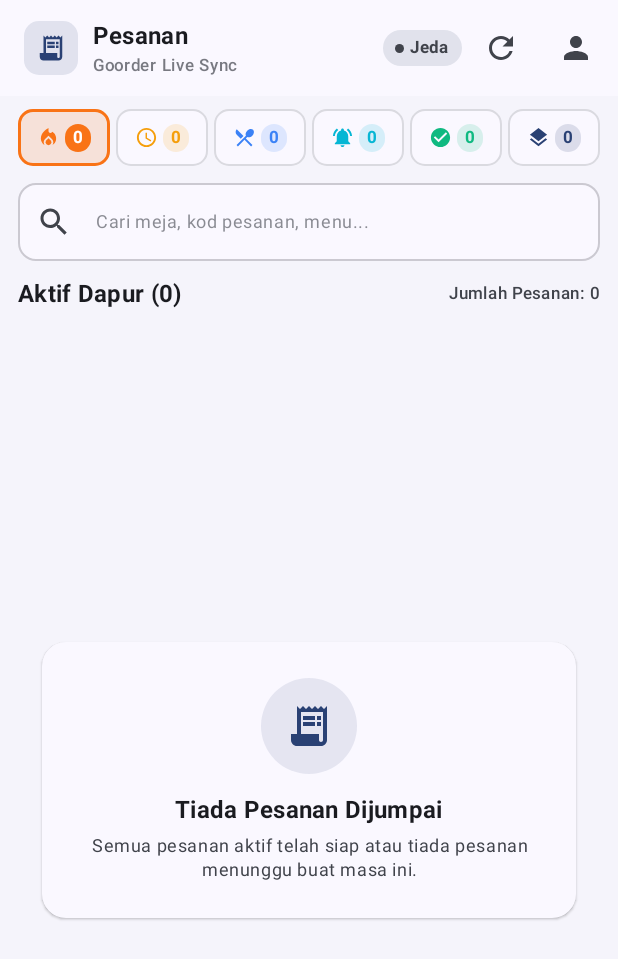
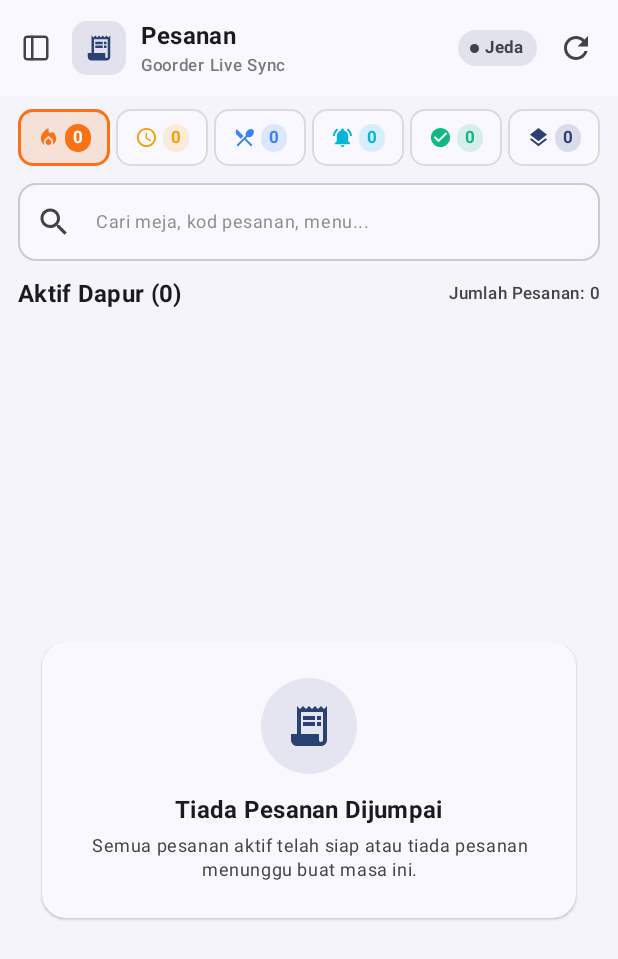
Before and after one commit to amirsyah8/gooapp, an Android app built with Jetpack Compose: the composable PrinterScreen called with empty values, on a phone screen of 412 x 824 dp. Shown: the top 959 px of the screen. Run offline under Robolectric (Android 15) with nearby library versions, the phone set to English and light mode, and no system bars; libraries missing offline, so code that uses them is left out: org.eclipse.paho; 7 statements that could not run were skipped.

Commit message:
buat side bar

```diff
--- /dev/null
+++ b/app/src/main/java/com/goorder/ui/components/AppSidebar.kt
@@ -0,0 +1,331 @@
+package com.goorder.ui.components
+
+import androidx.compose.foundation.background
+import androidx.compose.foundation.border
+import androidx.compose.foundation.clickable
+import androidx.compose.foundation.layout.*
+import androidx.compose.foundation.rememberScrollState
+import androidx.compose.foundation.shape.CircleShape
+import androidx.compose.foundation.shape.RoundedCornerShape
+import androidx.compose.foundation.verticalScroll
+import androidx.compose.material.icons.Icons
+import androidx.compose.material.icons.automirrored.filled.Logout
+import androidx.compose.material.icons.automirrored.filled.ReceiptLong
+import androidx.compose.material.icons.filled.Close
+import androidx.compose.material.icons.filled.Person
+import androidx.compose.material.icons.filled.Print
+import androidx.compose.material3.*
+import androidx.compose.runtime.Composable
+import androidx.compose.ui.Alignment
+import androidx.compose.ui.Modifier
+import androidx.compose.ui.draw.clip
+import androidx.compose.ui.graphics.Color
+import androidx.compose.ui.graphics.vector.ImageVector
+import androidx.compose.ui.res.painterResource
+import androidx.compose.ui.text.font.FontWeight
+import androidx.compose.ui.text.style.TextOverflow
+import androidx.compose.ui.unit.dp
+import androidx.compose.ui.unit.sp
+import com.goorder.R
+import com.goorder.data.remote.dto.OutletDto
+import com.goorder.domain.model.User
+import com.goorder.ui.theme.SuccessGreen
+
+enum class SidebarScreen {
+    ORDERS,
+    PRINTER,
+    SETTINGS
+}
+
+@Composable
+fun AppSidebar(
+    user: User?,
+    currentOutlet: OutletDto?,
+    isSocketConnected: Boolean,
+    isPrinterConnected: Boolean,
+    ordersCount: Int = 0,
+    currentScreen: SidebarScreen,
+    onSelectScreen: (SidebarScreen) -> Unit,
+    onLogoutClick: () -> Unit,
+    onCloseDrawer: () -> Unit,
+    modifier: Modifier = Modifier
+) {
+    Column(
+        modifier = modifier
+            .fillMaxHeight()
+            .width(300.dp)
+            .background(MaterialTheme.colorScheme.surface)
+    ) {
+        // ── Sidebar Header (sama seperti goreact AppSidebar header) ──
+        Row(
+            modifier = Modifier
+                .fillMaxWidth()
+                .padding(horizontal = 16.dp, vertical = 14.dp),
+            verticalAlignment = Alignment.CenterVertically,
+            horizontalArrangement = Arrangement.SpaceBetween
+        ) {
+            Row(
+                verticalAlignment = Alignment.CenterVertically,
+                horizontalArrangement = Arrangement.spacedBy(10.dp),
+                modifier = Modifier.weight(1f)
+            ) {
+                Surface(
+                    shape = RoundedCornerShape(10.dp),
+                    color = MaterialTheme.colorScheme.primary.copy(alpha = 0.12f),
+                    modifier = Modifier.size(38.dp)
+                ) {
+                    Box(contentAlignment = Alignment.Center) {
+                        Icon(
+                            painter = painterResource(id = R.drawable.ic_logo),
+                            contentDescription = "Goorder Logo",
+                            tint = MaterialTheme.colorScheme.primary,
+                            modifier = Modifier.size(24.dp)
+                        )
+                    }
+                }
+                Column(modifier = Modifier.weight(1f)) {
+                    Text(
+                        text = "Goorder",
+                        style = MaterialTheme.typography.titleMedium,
+                        fontWeight = FontWeight.Bold,
+                        color = MaterialTheme.colorScheme.onSurface,
+                        maxLines = 1,
+                        overflow = TextOverflow.Ellipsis
+                    )
+                    Text(
+                        text = currentOutlet?.name ?: "Admin Dashboard",
+                        style = MaterialTheme.typography.bodySmall,
+                        color = MaterialTheme.colorScheme.onSurfaceVariant.copy(alpha = 0.75f),
+                        maxLines = 1,
+                        overflow = TextOverflow.Ellipsis
+                    )
+                }
+            }
+
+            IconButton(
+                onClick = onCloseDrawer,
+                modifier = Modifier.size(32.dp)
+            ) {
+                Icon(
+                    imageVector = Icons.Default.Close,
+                    contentDescription = "Tutup Sidebar",
+                    tint = MaterialTheme.colorScheme.onSurfaceVariant,
+                    modifier = Modifier.size(20.dp)
+                )
+            }
+        }
+
+        HorizontalDivider(
+            color = MaterialTheme.colorScheme.outlineVariant.copy(alpha = 0.4f),
+            thickness = 1.dp
+        )
+
+        // ── Navigation Items ──
+        Column(
+            modifier = Modifier
+                .weight(1f)
+                .padding(horizontal = 12.dp, vertical = 12.dp),
+            verticalArrangement = Arrangement.spacedBy(4.dp)
+        ) {
+            // Group 1: Dashboards
+            Text(
+                text = "DASHBOARDS",
+                style = MaterialTheme.typography.labelSmall,
+                fontWeight = FontWeight.Bold,
+                color = MaterialTheme.colorScheme.onSurfaceVariant.copy(alpha = 0.65f),
+                letterSpacing = 1.sp,
+                modifier = Modifier.padding(horizontal = 12.dp, vertical = 8.dp)
+            )
+
+            SidebarNavigationItem(
+                title = "Pesanan",
+                icon = Icons.AutoMirrored.Filled.ReceiptLong,
+                selected = currentScreen == SidebarScreen.ORDERS,
+                badge = if (ordersCount > 0) ordersCount.toString() else null,
+                onClick = { onSelectScreen(SidebarScreen.ORDERS) }
+            )
+
+            // Rapatkan Group 2 ke bawah
+            Spacer(modifier = Modifier.weight(1f))
+
+            // Group 2: Pengurusan & Tetapan
+            Text(
+                text = "PENGURUSAN & TETAPAN",
+                style = MaterialTheme.typography.labelSmall,
+                fontWeight = FontWeight.Bold,
+                color = MaterialTheme.colorScheme.onSurfaceVariant.copy(alpha = 0.65f),
+                letterSpacing = 1.sp,
+                modifier = Modifier.padding(horizontal = 12.dp, vertical = 8.dp)
+            )
+
+            SidebarNavigationItem(
+                title = "Sambungan Pencetak",
+                icon = Icons.Default.Print,
+                selected = currentScreen == SidebarScreen.PRINTER,
+                statusDotColor = if (isPrinterConnected) SuccessGreen else MaterialTheme.colorScheme.outline,
+                statusText = if (isPrinterConnected) "Bersambung" else "Terputus",
+                onClick = { onSelectScreen(SidebarScreen.PRINTER) }
+            )
+
+            SidebarNavigationItem(
+                title = "Tetapan Pengguna",
+                icon = Icons.Default.Person,
+                selected = currentScreen == SidebarScreen.SETTINGS,
+                onClick = { onSelectScreen(SidebarScreen.SETTINGS) }
+            )
+        }
+
+        HorizontalDivider(
+            color = MaterialTheme.colorScheme.outlineVariant.copy(alpha = 0.4f),
+            thickness = 1.dp
+        )
+
+        // ── Sidebar Footer / User Profile (NavUser Tailwind style) ──
+        Surface(
+            color = MaterialTheme.colorScheme.surface,
+            modifier = Modifier.fillMaxWidth()
+        ) {
+            Row(
+                modifier = Modifier
+                    .fillMaxWidth()
+                    .padding(horizontal = 16.dp, vertical = 12.dp),
+                verticalAlignment = Alignment.CenterVertically,
+                horizontalArrangement = Arrangement.spacedBy(10.dp)
+            ) {
+                // User details
+                Column(
+                    modifier = Modifier
+                        .weight(1f)
+                        .clickable { onSelectScreen(SidebarScreen.SETTINGS) }
+                ) {
+                    Text(
+                        text = user?.name ?: "Pengguna",
+                        style = MaterialTheme.typography.bodyMedium,
+                        fontWeight = FontWeight.SemiBold,
+                        color = MaterialTheme.colorScheme.onSurface,
+                        maxLines = 1,
+                        overflow = TextOverflow.Ellipsis
+                    )
+                    Text(
+                        text = user?.email ?: (user?.roleStr ?: "Staff"),
+                        style = MaterialTheme.typography.bodySmall,
+                        color = MaterialTheme.colorScheme.onSurfaceVariant.copy(alpha = 0.7f),
+                        maxLines = 1,
+                        overflow = TextOverflow.Ellipsis
+                    )
+                }
+
+                // Log Keluar Button
+                IconButton(
+                    onClick = onLogoutClick,
+                    modifier = Modifier.size(36.dp)
+                ) {
+                    Icon(
+                        imageVector = Icons.AutoMirrored.Filled.Logout,
+                        contentDescription = "Log Keluar",
+                        tint = MaterialTheme.colorScheme.error,
+                        modifier = Modifier.size(20.dp)
+                    )
+                }
+            }
+        }
+    }
+}
+
+@Composable
+private fun SidebarNavigationItem(
+    title: String,
+    icon: ImageVector,
+    selected: Boolean,
+    badge: String? = null,
+    statusDotColor: Color? = null,
+    statusText: String? = null,
+    onClick: () -> Unit
+) {
+    val backgroundColor = if (selected) {
+        MaterialTheme.colorScheme.primary
+    } else {
+        Color.Transparent
+    }
+
+    val contentColor = if (selected) {
+        MaterialTheme.colorScheme.onPrimary
+    } else {
+        MaterialTheme.colorScheme.onSurfaceVariant
+    }
+
+    Surface(
+        onClick = onClick,
+        shape = RoundedCornerShape(10.dp),
+        color = backgroundColor,
+        modifier = Modifier.fillMaxWidth()
+    ) {
+        Row(
+            modifier = Modifier
+                .fillMaxWidth()
+                .padding(horizontal = 12.dp, vertical = if (statusDotColor != null) 9.dp else 11.dp),
+            verticalAlignment = Alignment.CenterVertically,
+            horizontalArrangement = Arrangement.spacedBy(12.dp)
+        ) {
+            Icon(
+                imageVector = icon,
+                contentDescription = title,
+                tint = contentColor,
+                modifier = Modifier.size(20.dp)
+            )
+
+            Column(
+                modifier = Modifier.weight(1f),
+                verticalArrangement = Arrangement.Center
+            ) {
+                Text(
+                    text = title,
+                    style = MaterialTheme.typography.bodyMedium,
+                    fontWeight = if (selected) FontWeight.SemiBold else FontWeight.Medium,
+                    color = contentColor
+                )
+
+                if (statusDotColor != null) {
+                    Row(
+                        verticalAlignment = Alignment.CenterVertically,
+                        horizontalArrangement = Arrangement.spacedBy(5.dp),
+                        modifier = Modifier.padding(top = 2.dp)
+                    ) {
+                        Box(
+                            modifier = Modifier
+                                .size(6.dp)
+                                .clip(CircleShape)
+                                .background(statusDotColor)
+                        )
+                        if (statusText != null) {
+                            Text(
+                                text = statusText,
+                                style = MaterialTheme.typography.labelSmall,
+                                color = if (selected) contentColor.copy(alpha = 0.85f) else MaterialTheme.colorScheme.onSurfaceVariant.copy(alpha = 0.75f)
+                            )
+                        }
+                    }
+                }
+            }
+
+            if (badge != null) {
+                Surface(
+                    shape = RoundedCornerShape(12.dp),
+                    color = if (selected) {
+                        MaterialTheme.colorScheme.onPrimary.copy(alpha = 0.2f)
+                    } else {
+                        MaterialTheme.colorScheme.primary.copy(alpha = 0.12f)
+                    }
+                ) {
+                    Text(
+                        text = badge,
+                        style = MaterialTheme.typography.labelSmall,
+                        fontWeight = FontWeight.Bold,
+                        color = if (selected) MaterialTheme.colorScheme.onPrimary else MaterialTheme.colorScheme.primary,
+                        modifier = Modifier.padding(horizontal = 8.dp, vertical = 2.dp)
+                    )
+                }
+            }
+        }
+    }
+}
--- a/app/src/main/java/com/goorder/ui/screens/printer/PrinterScreen.kt
+++ b/app/src/main/java/com/goorder/ui/screens/printer/PrinterScreen.kt
@@ -22,13 +22,17 @@ import androidx.compose.ui.draw.clip
 import androidx.compose.ui.draw.rotate
 import androidx.compose.ui.graphics.Color
 import androidx.compose.ui.platform.LocalContext
+import androidx.compose.ui.res.painterResource
 import androidx.compose.ui.text.font.FontWeight
 import androidx.compose.ui.unit.dp
 import androidx.lifecycle.viewmodel.compose.viewModel
+import com.goorder.R
 import com.goorder.data.remote.dto.OrderSessionDto
 import com.goorder.data.remote.dto.OutletDto
 import com.goorder.data.remote.dto.toPrintText
 import com.goorder.domain.model.User
+import com.goorder.ui.components.AppSidebar
+import com.goorder.ui.components.SidebarScreen
 import com.goorder.ui.screens.dashboard.DashboardScreen
 import com.goorder.ui.screens.dashboard.OrderViewModel
 import com.goorder.ui.screens.settings.UserSettingsScreen
@@ -94,8 +98,15 @@ fun PrinterScreen(
         }
     }
 
+    val drawerState = rememberDrawerState(initialValue = DrawerValue.Closed)
+    var showLogoutDialog by remember { mutableStateOf(false) }
+
     // Handle back button
-    BackHandler(enabled = isSettingsOpen || isPrinterOpen) {
+    BackHandler(enabled = drawerState.isOpen) {
+        scope.launch { drawerState.close() }
+    }
+
+    BackHandler(enabled = !drawerState.isOpen && (isSettingsOpen || isPrinterOpen)) {
         if (isSettingsOpen) {
             isSettingsOpen = false
         } else if (isPrinterOpen) {
@@ -104,10 +115,84 @@ fun PrinterScreen(
     }
 
     // Minimize app if at dashboard
-    BackHandler(enabled = !isSettingsOpen && !isPrinterOpen) {
+    BackHandler(enabled = !drawerState.isOpen && !isSettingsOpen && !isPrinterOpen) {
         activity?.moveTaskToBack(true)
     }
 
+    if (showLogoutDialog) {
+        AlertDialog(
+            onDismissRequest = { showLogoutDialog = false },
+            title = { Text("Log Keluar", fontWeight = FontWeight.Bold) },
+            text = { Text("Adakah anda pasti mahu log keluar daripada aplikasi?") },
+            confirmButton = {
+                Button(
+                    onClick = {
+                        showLogoutDialog = false
+                        orderViewModel.cleanup()
+                        printQueueViewModel.cleanup()
+                        onLogout()
+                    },
+                    colors = ButtonDefaults.buttonColors(containerColor = MaterialTheme.colorScheme.error)
+                ) {
+                    Text("Log Keluar")
+                }
+            },
+            dismissButton = {
+                TextButton(onClick = { showLogoutDialog = false }) {
+                    Text("Batal")
+                }
+            }
+        )
+    }
+
+    ModalNavigationDrawer(
+        drawerState = drawerState,
+        gesturesEnabled = !isSettingsOpen && !isPrinterOpen,
+        drawerContent = {
+            ModalDrawerSheet(
+                drawerContainerColor = MaterialTheme.colorScheme.surface,
+                drawerTonalElevation = 2.dp,
+                modifier = Modifier.width(300.dp)
+            ) {
+                AppSidebar(
+                    user = user,
+                    currentOutlet = orderViewModel.currentOutlet,
+                    isSocketConnected = orderViewModel.isSocketConnected,
+                    isPrinterConnected = printerViewModel.isConnected,
+                    ordersCount = orderViewModel.orders.size,
+                    currentScreen = when {
+                        isSettingsOpen -> SidebarScreen.SETTINGS
+                        isPrinterOpen -> SidebarScreen.PRINTER
+                        else -> SidebarScreen.ORDERS
+                    },
+                    onSelectScreen = { screen ->
+                        scope.launch { drawerState.close() }
+                        when (screen) {
+                            SidebarScreen.ORDERS -> {
+                                isSettingsOpen = false
+                                isPrinterOpen = false
+                            }
+                            SidebarScreen.PRINTER -> {
+                                isPrinterOpen = true
+                                isSettingsOpen = false
+                            }
+                            SidebarScreen.SETTINGS -> {
+                                isSettingsOpen = true
+                                isPrinterOpen = false
+                            }
+                        }
+                    },
+                    onLogoutClick = {
+                        scope.launch { drawerState.close() }
+                        showLogoutDialog = true
+                    },
+                    onCloseDrawer = {
+                        scope.launch { drawerState.close() }
+                    }
+                )
+            }
+        }
+    ) {
         PrinterContent(
             isSettingsOpen = isSettingsOpen,
             isPrinterOpen = isPrinterOpen,
@@ -150,10 +235,13 @@ fun PrinterScreen(
                     android.widget.Toast.makeText(context, "Pencetak Bluetooth belum bersambung. Sila sambungkan pencetak.", android.widget.Toast.LENGTH_SHORT).show()
                 }
             },
-        onLogout = {
-            orderViewModel.cleanup()
-            printQueueViewModel.cleanup()
-            onLogout()
+            onOpenSidebar = {
+                scope.launch {
+                    if (drawerState.isClosed) drawerState.open() else drawerState.close()
+                }
+            },
+            onRequestLogout = {
+                showLogoutDialog = true
             },
             settingsScreen = {
                 UserSettingsScreen(
@@ -169,6 +257,7 @@ fun PrinterScreen(
                 )
             }
         )
+    }
 }
 
 @OptIn(ExperimentalMaterial3Api::class)
@@ -187,7 +276,8 @@ fun PrinterContent(
     onTogglePrinter: (Boolean) -> Unit,
     onStatusChange: (Long, String) -> Unit,
     onPrintOrder: (OrderSessionDto) -> Unit,
-    onLogout: () -> Unit,
+    onOpenSidebar: () -> Unit,
+    onRequestLogout: () -> Unit,
     settingsScreen: @Composable () -> Unit,
     printerScreen: @Composable () -> Unit
 ) {
@@ -201,33 +291,6 @@ fun PrinterContent(
         ),
         label = "spinAngle"
     )
-
-    var isMenuExpanded by remember { mutableStateOf(false) }
-    var showLogoutDialog by remember { mutableStateOf(false) }
-
-    if (showLogoutDialog) {
-        AlertDialog(
-            onDismissRequest = { showLogoutDialog = false },
-            title = { Text("Log Keluar", fontWeight = FontWeight.Bold) },
-            text = { Text("Adakah anda pasti mahu log keluar daripada aplikasi?") },
-            confirmButton = {
-                Button(
-                    onClick = {
-                        showLogoutDialog = false
-                        onLogout()
-                    },
-                    colors = ButtonDefaults.buttonColors(containerColor = MaterialTheme.colorScheme.error)
-                ) {
-                    Text("Log Keluar")
-                }
-            },
-            dismissButton = {
-                TextButton(onClick = { showLogoutDialog = false }) {
-                    Text("Batal")
-                }
-            }
-        )
-    }
 
     Scaffold(
         topBar = {
@@ -289,6 +352,18 @@ fun PrinterContent(
                                 contentDescription = "Kembali"
                             )
                         }
+                    } else {
+                        IconButton(
+                            onClick = onOpenSidebar,
+                            modifier = Modifier.size(40.dp)
+                        ) {
+                            Icon(
+                                painter = painterResource(id = R.drawable.ic_panel_left),
+                                contentDescription = "Buka Sidebar",
+                                tint = MaterialTheme.colorScheme.onSurfaceVariant,
+                                modifier = Modifier.size(20.dp)
+                            )
+                        }
                     }
                 },
                 actions = {
@@ -333,69 +408,6 @@ fun PrinterContent(
                                     modifier = if (isRefreshing) Modifier.rotate(spinAngle) else Modifier
                                 )
                             }
-
-                            Box {
-                                IconButton(onClick = { isMenuExpanded = true }) {
-                                    Icon(
-                                        imageVector = Icons.Default.Person,
-                                        contentDescription = "User Settings",
-                                        tint = MaterialTheme.colorScheme.onSurfaceVariant
-                                    )
-                                }
-
-                                DropdownMenu(
-                                    expanded = isMenuExpanded,
-                                    onDismissRequest = { isMenuExpanded = false }
-                                ) {
-                                    DropdownMenuItem(
-                                        text = { Text("Tetapan Pengguna") },
-                                        onClick = {
-                                            isMenuExpanded = false
-                                            onToggleSettings(true)
-                                        },
-                                        leadingIcon = {
-                                            Icon(
-                                                imageVector = Icons.Default.Person,
-                                                contentDescription = null
-                                            )
-                                        }
-                                    )
-                                    DropdownMenuItem(
-                                        text = { Text("Tetapan Pencetak") },
-                                        onClick = {
-                                            isMenuExpanded = false
-                                            onTogglePrinter(true)
-                                        },
-                                        leadingIcon = {
-                                            Icon(
-                                                imageVector = Icons.Default.Print,
-                                                contentDescription = null,
-                                                tint = if (isConnected) SuccessGreen else MaterialTheme.colorScheme.onSurfaceVariant
-                                            )
-                                        }
-                                    )
-                                    HorizontalDivider()
-                                    DropdownMenuItem(
-                                        text = {
-                                            Text(
-                                                text = "Log Keluar",
-                                                color = MaterialTheme.colorScheme.error
-                                            )
-                                        },
-                                        onClick = {
-                                            isMenuExpanded = false
-                                            showLogoutDialog = true
-                                        },
-                                        leadingIcon = {
-                                            Icon(
-                                                imageVector = Icons.AutoMirrored.Filled.Logout,
-                                                contentDescription = null,
-                                                tint = MaterialTheme.colorScheme.error
-                                            )
-                                        }
-                                    )
-                                }
-                            }
                         }
                     }
                 }
--- /dev/null
+++ b/app/src/main/res/drawable/ic_panel_left.xml
@@ -0,0 +1,21 @@
+<?xml version="1.0" encoding="utf-8"?>
+<vector xmlns:android="http://schemas.android.com/apk/res/android"
+    android:width="24dp"
+    android:height="24dp"
+    android:viewportWidth="24"
+    android:viewportHeight="24">
+    <!-- Outer rounded rectangle (matches Lucide panel-left) -->
+    <path
+        android:strokeColor="#FF000000"
+        android:strokeWidth="2"
+        android:strokeLineCap="round"
+        android:strokeLineJoin="round"
+        android:pathData="M5,3 h14 a2,2 0 0,1 2,2 v14 a2,2 0 0,1 -2,2 H5 a2,2 0 0,1 -2,-2 V5 a2,2 0 0,1 2,-2 z" />
+    <!-- Vertical dividing line -->
+    <path
+        android:strokeColor="#FF000000"
+        android:strokeWidth="2"
+        android:strokeLineCap="round"
+        android:strokeLineJoin="round"
+        android:pathData="M9,3 v18" />
+</vector>
--- a/gradle/libs.versions.toml
+++ b/gradle/libs.versions.toml
@@ -1,5 +1,5 @@
 [versions]
-agp = "9.3.1"
+agp = "9.4.1"
 coreKtx = "1.19.0"
 junit = "4.13.2"
 junitVersion = "1.3.0"
```
Also changed, not shown: gradle/wrapper/gradle-wrapper.properties. Lines whose indentation alone changed are shown as unchanged.
